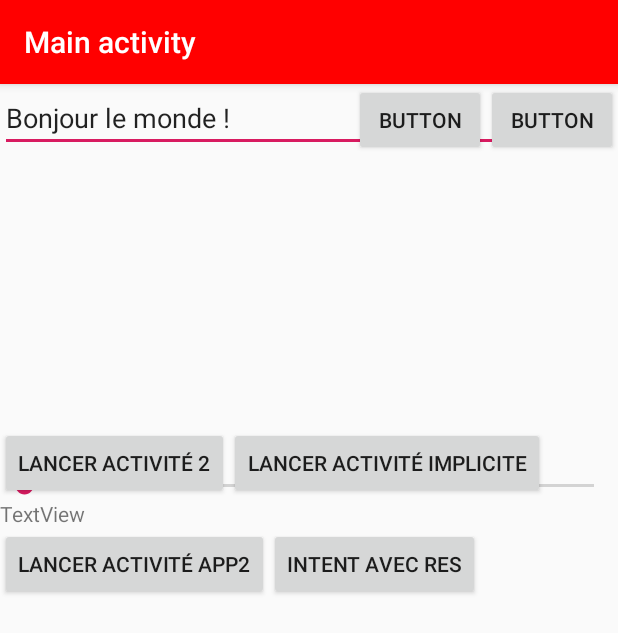
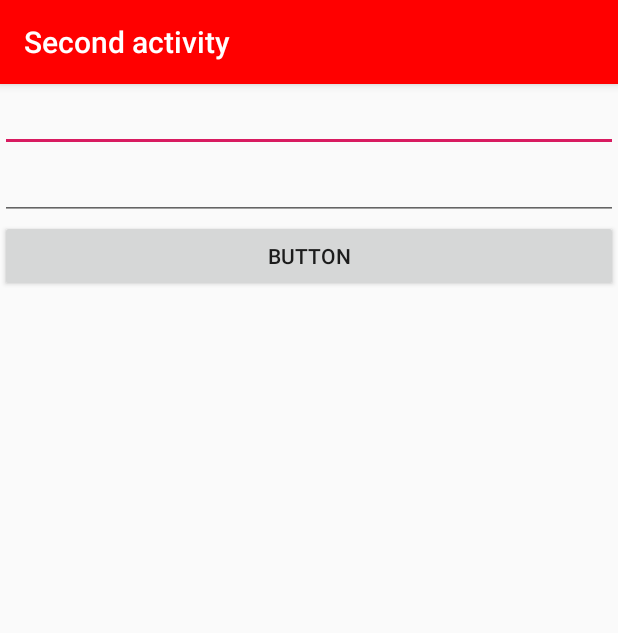
Before and after one commit to greta91-massy-2021/demo-project, an Android app: the screen it shows after launch (MainActivity before the commit, SecondActivity after it), after a tap on "LANCER ACTIVITÉ 2", on a phone screen of 412 x 824 dp. Shown: the top 633 px of the screen. Run offline under Robolectric (Android 15) with nearby library versions, the phone set to English and light mode, and no system bars; 1 other tap on this screen came first.

Commit message:
activity for result added

```diff
--- a/app/src/main/java/fr/baobab/greta91demo/MainActivity.java
+++ b/app/src/main/java/fr/baobab/greta91demo/MainActivity.java
@@ -102,10 +102,9 @@ public class MainActivity extends AppCompatActivity implements View.OnClickListe
         switch (requestCode){
             case SECOND_ACTIVITY:
                 if(null != data){
-                    int id = data.getIntExtra("id", 0);
-                    String name = data.getStringExtra("name");
+                    int res = data.getIntExtra(SecondActivity.SECOND_ACTIVITY_RES, 0);
                     //afficher une notification
-                    String msg = "produit "+ name + "a été sauvegardé avec l'id :" + id;
+                    String msg = "Voici le résultat " + res;
                     Toast.makeText(this, msg, Toast.LENGTH_LONG).show();
                 }
                 break;
--- a/app/src/main/java/fr/baobab/greta91demo/SecondActivity.java
+++ b/app/src/main/java/fr/baobab/greta91demo/SecondActivity.java
@@ -4,17 +4,28 @@ import androidx.appcompat.app.AppCompatActivity;
 
 import android.content.Intent;
 import android.os.Bundle;
+import android.widget.Button;
+import android.widget.EditText;
 
 public class SecondActivity extends AppCompatActivity {
-
+    public static  final String SECOND_ACTIVITY_RES = "SECOND_ACTIVITY_RES";
     @Override
     protected void onCreate(Bundle savedInstanceState) {
         super.onCreate(savedInstanceState);
         setContentView(R.layout.activity_second);
-        Intent intent = getIntent();
-        intent.putExtra("id", 5);
-        intent.putExtra("name", "Test");
-        setResult(RESULT_OK, intent);
-        finish();
+        Button button = (Button)findViewById(R.id.button7);
+        button.setOnClickListener((v)->{
+            EditText et1 = (EditText) findViewById(R.id.editText2);
+            EditText et2 = (EditText) findViewById(R.id.editText3);
+            int num1 = Integer.parseInt(et1.getText().toString());
+            int num2 = Integer.parseInt(et1.getText().toString());
+            int res = num1+num2;
+            Intent intent = getIntent();
+            intent.putExtra(SECOND_ACTIVITY_RES, res);
+            setResult(RESULT_OK, intent);
+            finish();
+        });
+
     }
+
 }
--- a/app/src/main/res/layout/activity_second.xml
+++ b/app/src/main/res/layout/activity_second.xml
@@ -1,9 +1,26 @@
 <?xml version="1.0" encoding="utf-8"?>
-<androidx.constraintlayout.widget.ConstraintLayout xmlns:android="http://schemas.android.com/apk/res/android"
-    xmlns:app="http://schemas.android.com/apk/res-auto"
-    xmlns:tools="http://schemas.android.com/tools"
-    android:layout_width="match_parent"
+<LinearLayout android:layout_width="match_parent"
     android:layout_height="match_parent"
-    tools:context=".SecondActivity">
+    android:orientation="vertical"
+    xmlns:android="http://schemas.android.com/apk/res/android" >
 
-</androidx.constraintlayout.widget.ConstraintLayout>
+    <EditText
+        android:id="@+id/editText2"
+        android:layout_width="match_parent"
+        android:layout_height="wrap_content"
+        android:ems="10"
+        android:inputType="numberSigned" />
+
+    <EditText
+        android:id="@+id/editText3"
+        android:layout_width="match_parent"
+        android:layout_height="wrap_content"
+        android:ems="10"
+        android:inputType="numberSigned" />
+
+    <Button
+        android:id="@+id/button7"
+        android:layout_width="match_parent"
+        android:layout_height="wrap_content"
+        android:text="Button" />
+</LinearLayout>
```
